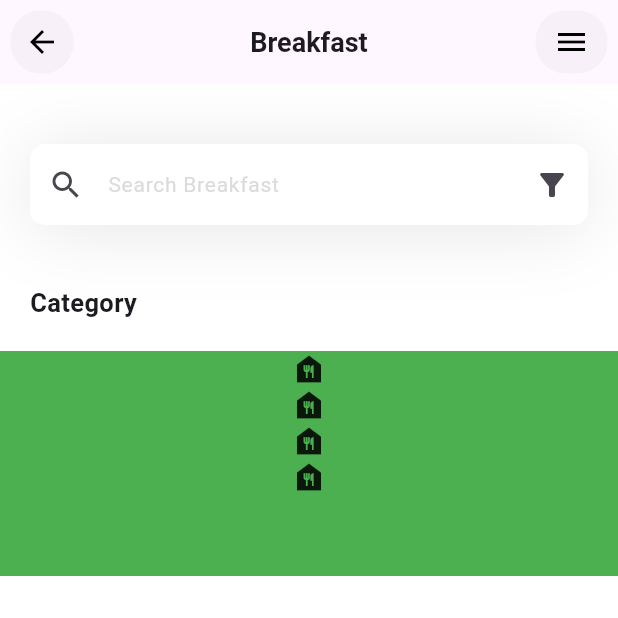
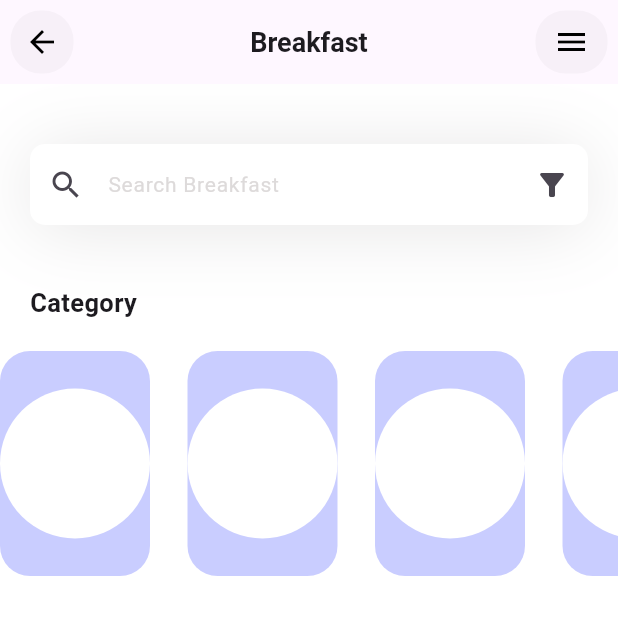
Before and after one commit to gedeastu/Fitness_App_Simple, a Flutter app: the screen it shows after launch, on a phone screen of 412 x 824 dp, the top half of it. Run offline on Flutter 3.47's test engine with Material 3 defaults, Android fonts, the phone set to English and light mode, and no system bars; Roboto replaces fonts that are missing (Plus Jakarta Sans).

Commit message:
up: category

```diff
--- a/fitness/lib/models/category_model.dart
+++ b/fitness/lib/models/category_model.dart
@@ -15,19 +15,19 @@ class Category{
     List<Category> categories = [];
 
     categories.add(
-      Category(name: "Salad", icon: 'assets/salad.svg', boxColor: Colors.blue)
+      Category(name: "Salad", icon: 'assets/salad.svg', boxColor: const Color.fromARGB(255, 121, 130, 254))
     );
 
     categories.add(
-      Category(name: "Cake", icon: 'assets/cake.svg', boxColor: Colors.blue)
+      Category(name: "Cake", icon: 'assets/cake.svg', boxColor: const Color.fromARGB(255, 121, 130, 254))
     );
 
     categories.add(
-      Category(name: "Pie", icon: 'assets/pie.svg', boxColor: Colors.blue)
+      Category(name: "Pie", icon: 'assets/pie.svg', boxColor: const Color.fromARGB(255, 121, 130, 254))
     );
 
     categories.add(
-      Category(name: "Smoothie", icon: 'assets/fruit.svg', boxColor: Colors.blue)
+      Category(name: "Smoothie", icon: 'assets/fruit.svg', boxColor: const Color.fromARGB(255, 121, 130, 254))
     );
 
     return categories;
--- a/fitness/lib/pages/breakfast.dart
+++ b/fitness/lib/pages/breakfast.dart
@@ -46,15 +46,27 @@ class _BreakfastState extends State<Breakfast> {
             ),
             const SizedBox(height: 20.0,),
             Container(
-              color: Colors.green,
               height: 150,
-              child: ListView.builder(
+              child: ListView.separated(
+                scrollDirection: Axis.horizontal,
                 itemCount: categories.length,
                 itemBuilder: (context, index) {
                   return Container(
-                    child:Icon(Icons.food_bank_sharp) ,
+                    width: 100,
+                    decoration: BoxDecoration(
+                     color:  categories[index].boxColor.withOpacity(0.4),
+                     borderRadius: BorderRadius.circular(20.0)
+                    ),
+                    child: Container(
+                      decoration: BoxDecoration(
+                        color: Colors.white,
+                        shape: BoxShape.circle
+                      ),
+                    ),
                   );
-                },
+                }, separatorBuilder: (BuildContext context, int index) {
+                  return SizedBox(width:25);
+                 },
               ),
             )
           ],
```
